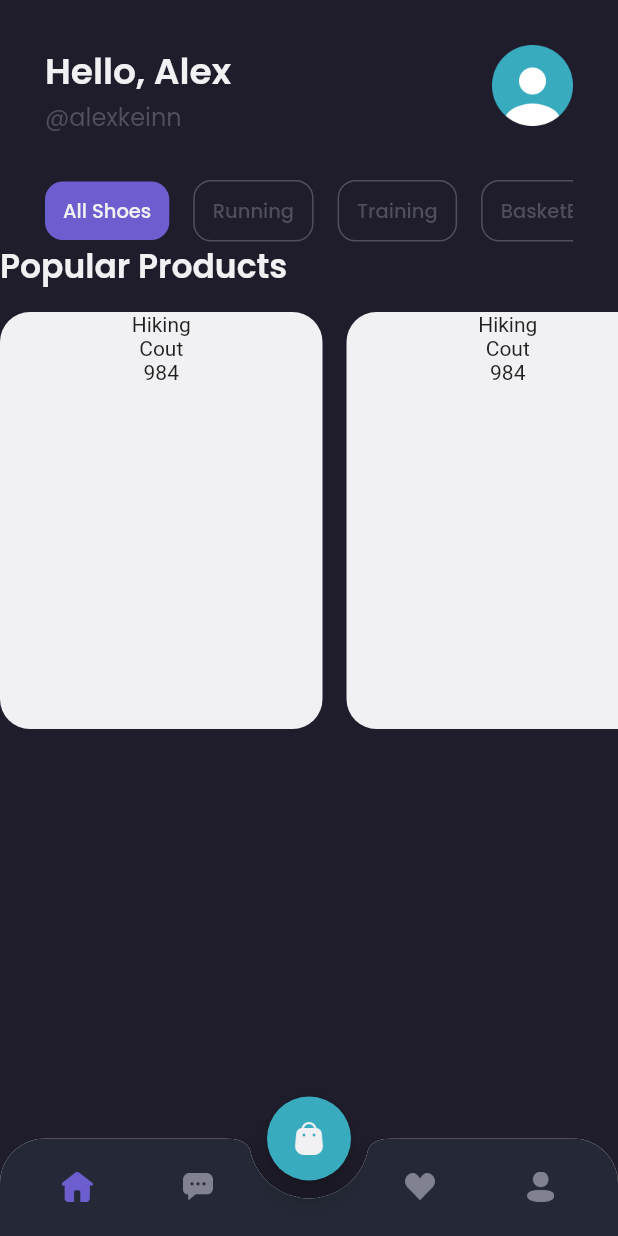
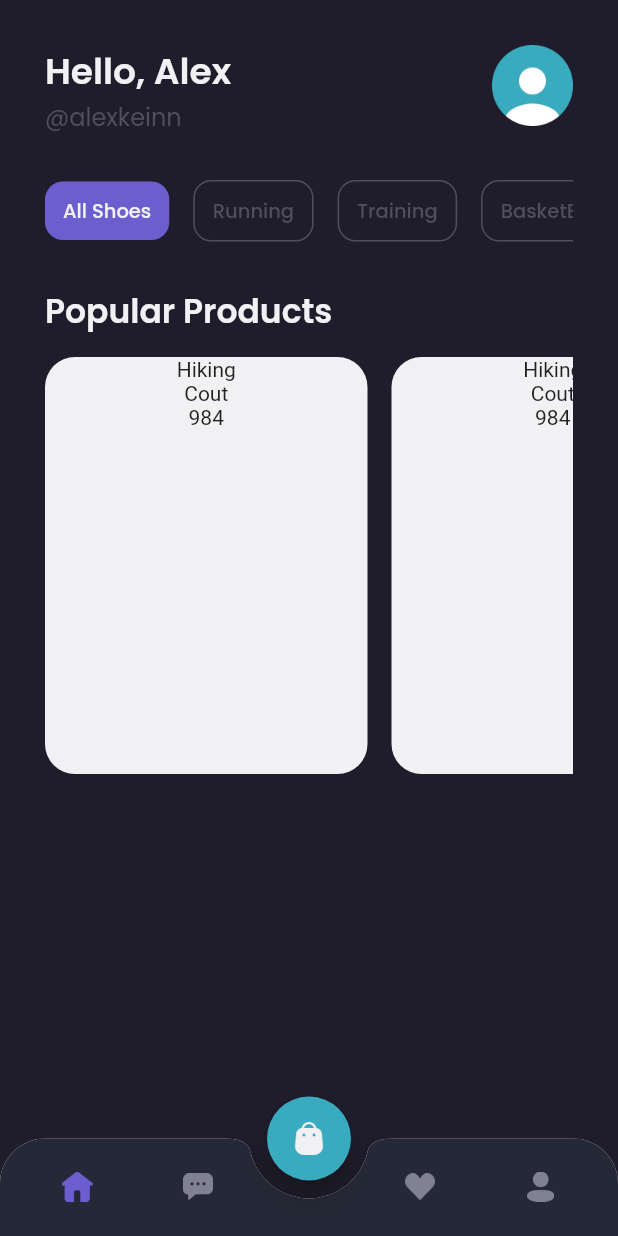
Before and after one commit to kevinrisqi/flutter-shamo, a Flutter app: the MainPage screen opened by its route, on a phone screen of 412 x 824 dp. Run offline on Flutter 3.47's test engine with Material 2 defaults, Android fonts, the phone set to English and light mode, and no system bars; our stand-ins replace google_fonts.

Commit message:
Solve bug in Home Page

```diff
--- a/lib/pages/home/home_page.dart
+++ b/lib/pages/home/home_page.dart
@@ -26,7 +26,11 @@ class popularProduct extends StatelessWidget {
   @override
   Widget build(BuildContext context) {
     return Container(
-      margin: EdgeInsets.only(top: 14),
+      margin: EdgeInsets.only(
+        top: 14,
+        right: defaultMargin,
+        left: defaultMargin,
+      ),
       child: SingleChildScrollView(
         scrollDirection: Axis.horizontal,
         child: Row(
@@ -47,11 +51,18 @@ class popularProductTitle extends StatelessWidget {
 
   @override
   Widget build(BuildContext context) {
-    return Text(
+    return Padding(
+      padding: EdgeInsets.only(
+        top: defaultMargin,
+        right: defaultMargin,
+        left: defaultMargin,
+      ),
+      child: Text(
         'Popular Products',
         style: primaryTextStyle.copyWith(
           fontSize: 22,
           fontWeight: semiBold,
+        ),
       ),
     );
   }
@@ -189,13 +200,11 @@ class header extends StatelessWidget {
           Column(
             crossAxisAlignment: CrossAxisAlignment.start,
             children: [
-              Expanded(
-                child: Text(
+              Text(
                 'Hello, Alex',
                 style: primaryTextStyle.copyWith(
                   fontSize: 24,
                   fontWeight: semiBold,
-                  ),
                 ),
               ),
               Text(
```
Lines whose indentation alone changed are shown as unchanged.
